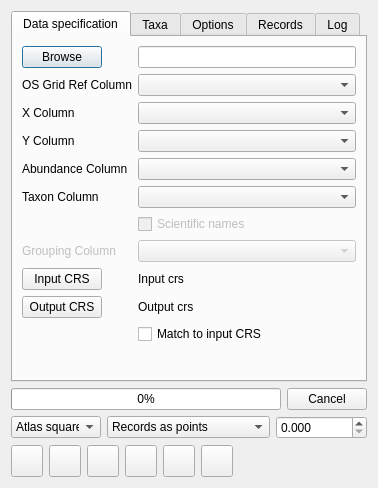
This is TomBio/ui_biorec.ui in FieldStudiesCouncil/QGIS-Biological-Recording-Tools as Qt 5 draws it before an edit. The edited form follows.
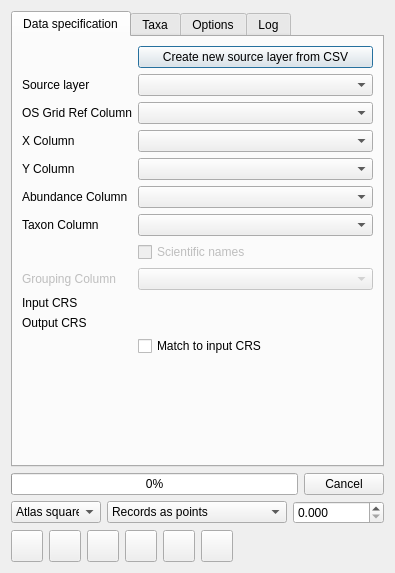
This is the edited form. Icons and pictures are not drawn. Custom widgets are drawn as their Qt base class.

Diff of the .ui file:
```diff
--- a/TomBio/ui_biorec.ui
+++ b/TomBio/ui_biorec.ui
@@ -6,8 +6,8 @@
    <rect>
     <x>0</x>
     <y>0</y>
-    <width>360</width>
-    <height>488</height>
+    <width>395</width>
+    <height>573</height>
    </rect>
   </property>
   <property name="windowTitle">
@@ -24,13 +24,13 @@
        <string>Data specification</string>
       </attribute>
       <layout class="QFormLayout" name="formLayout">
-       <item row="0" column="0">
+       <item row="0" column="1">
         <widget class="QPushButton" name="butBrowse">
          <property name="enabled">
           <bool>true</bool>
          </property>
          <property name="sizePolicy">
-          <sizepolicy hsizetype="Fixed" vsizetype="Fixed">
+          <sizepolicy hsizetype="Expanding" vsizetype="Fixed">
            <horstretch>0</horstretch>
            <verstretch>0</verstretch>
           </sizepolicy>
@@ -39,12 +39,19 @@
           <string>Browse for CSV file</string>
          </property>
          <property name="text">
-          <string>Browse</string>
+          <string>Create new source layer from CSV</string>
          </property>
         </widget>
        </item>
-       <item row="0" column="1">
-        <widget class="QLineEdit" name="leFilename">
+       <item row="1" column="0">
+        <widget class="QLabel" name="lblLayer">
+         <property name="text">
+          <string>Source layer</string>
+         </property>
+        </widget>
+       </item>
+       <item row="1" column="1">
+        <widget class="QgsMapLayerComboBox" name="mlcbSourceLayer">
          <property name="sizePolicy">
           <sizepolicy hsizetype="Expanding" vsizetype="Fixed">
            <horstretch>0</horstretch>
@@ -64,7 +71,7 @@
         </widget>
        </item>
        <item row="2" column="1">
-        <widget class="QComboBox" name="cboGridRefCol">
+        <widget class="QgsFieldComboBox" name="fcbGridRefCol">
          <property name="sizePolicy">
           <sizepolicy hsizetype="Expanding" vsizetype="Fixed">
            <horstretch>0</horstretch>
@@ -84,7 +91,7 @@
         </widget>
        </item>
        <item row="3" column="1">
-        <widget class="QComboBox" name="cboXCol">
+        <widget class="QgsFieldComboBox" name="fcbXCol">
          <property name="sizePolicy">
           <sizepolicy hsizetype="Expanding" vsizetype="Fixed">
            <horstretch>0</horstretch>
@@ -104,7 +111,7 @@
         </widget>
        </item>
        <item row="4" column="1">
-        <widget class="QComboBox" name="cboYCol">
+        <widget class="QgsFieldComboBox" name="fcbYCol">
          <property name="sizePolicy">
           <sizepolicy hsizetype="Expanding" vsizetype="Fixed">
            <horstretch>0</horstretch>
@@ -172,7 +179,7 @@
          </property>
         </widget>
        </item>
-       <item row="9" column="0">
+       <item row="8" column="0">
         <widget class="QLabel" name="lblGroupingCol">
          <property name="enabled">
           <bool>false</bool>
@@ -182,7 +189,7 @@
          </property>
         </widget>
        </item>
-       <item row="9" column="1">
+       <item row="8" column="1">
         <widget class="QComboBox" name="cboGroupingCol">
          <property name="enabled">
           <bool>false</bool>
@@ -198,77 +205,41 @@
          </property>
         </widget>
        </item>
-       <item row="10" column="0">
-        <widget class="QPushButton" name="pbInputCRS">
-         <property name="sizePolicy">
-          <sizepolicy hsizetype="Fixed" vsizetype="Fixed">
-           <horstretch>0</horstretch>
-           <verstretch>0</verstretch>
-          </sizepolicy>
-         </property>
-         <property name="minimumSize">
-          <size>
-           <width>0</width>
-           <height>0</height>
-          </size>
-         </property>
-         <property name="maximumSize">
-          <size>
-           <width>90</width>
-           <height>23</height>
-          </size>
-         </property>
-         <property name="toolTip">
-          <string>Select input CRS when X and Y columns are selected </string>
-         </property>
-         <property name="text">
-          <string>Input CRS</string>
-         </property>
-        </widget>
-       </item>
-       <item row="10" column="1">
+       <item row="9" column="0">
         <widget class="QLabel" name="lblInputCRS">
          <property name="text">
-          <string>Input crs</string>
+          <string>Input CRS</string>
          </property>
         </widget>
        </item>
-       <item row="11" column="0">
-        <widget class="QPushButton" name="pbOutputCRS">
+       <item row="9" column="1">
+        <widget class="QgsProjectionSelectionWidget" name="pswInputCRS">
          <property name="sizePolicy">
-          <sizepolicy hsizetype="Fixed" vsizetype="Fixed">
+          <sizepolicy hsizetype="Expanding" vsizetype="Preferred">
            <horstretch>0</horstretch>
            <verstretch>0</verstretch>
           </sizepolicy>
          </property>
-         <property name="minimumSize">
-          <size>
-           <width>0</width>
-           <height>0</height>
-          </size>
-         </property>
-         <property name="maximumSize">
-          <size>
-           <width>90</width>
-           <height>23</height>
-          </size>
-         </property>
-         <property name="toolTip">
-          <string>Select output CRS when X and Y columns are selected </string>
-         </property>
+        </widget>
+       </item>
+       <item row="10" column="0">
+        <widget class="QLabel" name="lblOutputCRS">
          <property name="text">
           <string>Output CRS</string>
          </property>
         </widget>
        </item>
+       <item row="10" column="1">
+        <widget class="QgsProjectionSelectionWidget" name="pswOutputCRS">
+         <property name="sizePolicy">
+          <sizepolicy hsizetype="Expanding" vsizetype="Preferred">
+           <horstretch>0</horstretch>
+           <verstretch>0</verstretch>
+          </sizepolicy>
+         </property>
+        </widget>
+       </item>
        <item row="11" column="1">
-        <widget class="QLabel" name="lblOutputCRS">
-         <property name="text">
-          <string>Output crs</string>
-         </property>
-        </widget>
-       </item>
-       <item row="12" column="1">
         <widget class="QCheckBox" name="cbMatchCRS">
          <property name="enabled">
           <bool>true</bool>
@@ -284,7 +255,7 @@
          </property>
         </widget>
        </item>
-       <item row="13" column="1">
+       <item row="12" column="0">
         <spacer name="verticalSpacer_2">
          <property name="orientation">
           <enum>Qt::Vertical</enum>
@@ -639,20 +610,10 @@
         </spacer>
        </item>
       </layout>
-     </widget>
-     <widget class="QWidget" name="tab_2">
-      <attribute name="title">
-       <string>Records</string>
-      </attribute>
-      <layout class="QVBoxLayout" name="verticalLayout_2">
-       <item>
-        <widget class="QTableView" name="tvRecords">
-         <property name="toolTip">
-          <string>Raw record data</string>
-         </property>
-        </widget>
-       </item>
-      </layout>
+      <zorder>cboBatchMode</zorder>
+      <zorder>cbApplyStyle</zorder>
+      <zorder>mGroupBox</zorder>
+      <zorder>verticalSpacer</zorder>
      </widget>
      <widget class="QWidget" name="tab_4">
       <attribute name="title">
@@ -1036,6 +997,29 @@
    </item>
   </layout>
  </widget>
+ <customwidgets>
+  <customwidget>
+   <class>QgsCollapsibleGroupBox</class>
+   <extends>QGroupBox</extends>
+   <header>qgis.gui</header>
+   <container>1</container>
+  </customwidget>
+  <customwidget>
+   <class>QgsFieldComboBox</class>
+   <extends>QComboBox</extends>
+   <header>qgis.gui</header>
+  </customwidget>
+  <customwidget>
+   <class>QgsMapLayerComboBox</class>
+   <extends>QComboBox</extends>
+   <header>qgis.gui</header>
+  </customwidget>
+  <customwidget>
+   <class>QgsProjectionSelectionWidget</class>
+   <extends>QWidget</extends>
+   <header>qgis.gui</header>
+  </customwidget>
+ </customwidgets>
  <resources/>
  <connections/>
 </ui>
```
Left out of the diff: 125 changed lines with no effect on the pictures.
